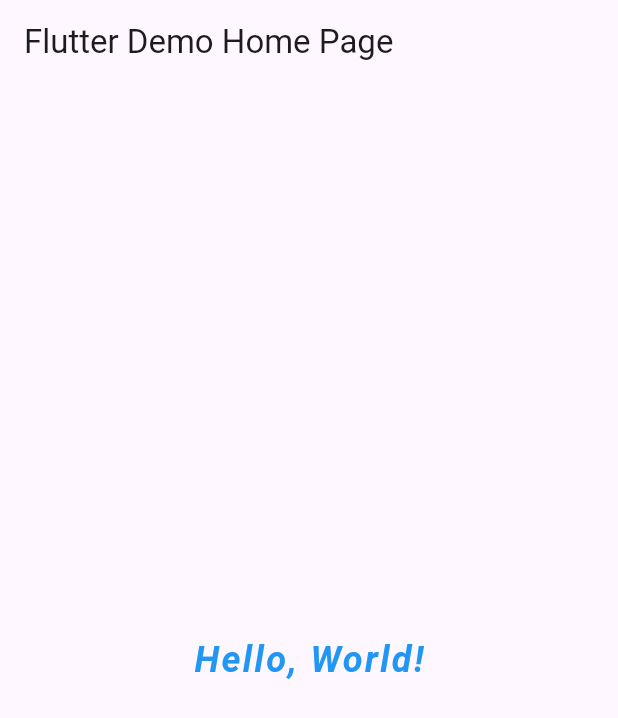
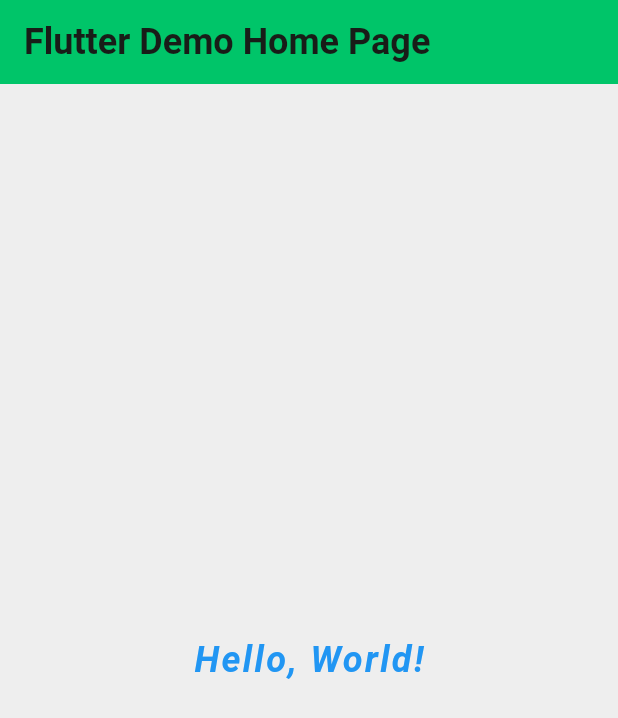
Before and after one commit to Alhaque-786/Home, a Flutter app: the screen it shows after launch, on a phone screen of 412 x 824 dp. Shown: the top 718 px of the screen. Run offline on Flutter 3.47's test engine with Material 3 defaults, Android fonts, the phone set to English and light mode, and no system bars.

Commit message:
Third Commit

```diff
--- a/lib/main.dart
+++ b/lib/main.dart
@@ -3,20 +3,53 @@ import 'package:flutter/material.dart';
 void main() => runApp(MyApp());
 
 class MyApp extends StatelessWidget {
-  const MyApp({super.key});
+  const MyApp({Key? key});
   // This widget is the root of your application.
   @override
   Widget build(BuildContext context) {
     return MaterialApp(
-      // Application name
       title: 'Flutter Hello World',
-      // Application theme data, you can set the colors for the application as
-      // you want
       theme: ThemeData(
-        // useMaterial3: false,
-        primarySwatch: Colors.green,
+        // Modern Material 3 (if applicable):
+        useMaterial3:
+            true, // Enable Material 3 if your Flutter version supports it
+
+        // Primary color scheme (adapt to your brand):
+        colorScheme: ColorScheme.fromSeed(
+          seedColor: const Color(
+              0xFF00C569), // Replace with your desired primary color
+          brightness: Brightness.light,
+        ),
+
+        // Additional theming (adjust as needed):
+        textTheme: const TextTheme(
+          headline6: TextStyle(
+            fontSize: 24.0,
+            fontWeight: FontWeight.bold,
+          ),
+          bodyText2: TextStyle(
+            fontSize: 16.0,
+          ),
+        ),
+        elevatedButtonTheme: ElevatedButtonThemeData(
+          style: ElevatedButton.styleFrom(
+            textStyle: const TextStyle(fontSize: 16.0),
+            primary: const Color(0xFF00C569), // Match primary color
+          ),
+        ),
+        appBarTheme: const AppBarTheme(
+          color: const Color(0xFF00C569), // Match primary color for app bar
+        ),
+        // Consider theming other widgets like TextFields, Dialogs, etc. for consistency
+
+        // Scaffold background (optional):
+        scaffoldBackgroundColor:
+            Colors.grey[200], // Adjust for desired background
+
+        // Accessibility considerations:
+        visualDensity: VisualDensity
+            .adaptivePlatformDensity, // Ensure proper spacing across platforms
       ),
-      // A widget which will be started on application startup
       home: MyHomePage(title: 'Flutter Demo Home Page'),
     );
   }
@@ -24,7 +57,7 @@ class MyApp extends StatelessWidget {
 
 class MyHomePage extends StatelessWidget {
   final String title;
-  const MyHomePage({super.key, required this.title});
+  const MyHomePage({Key? key, required this.title});
 
   @override
   Widget build(BuildContext context) {
```
